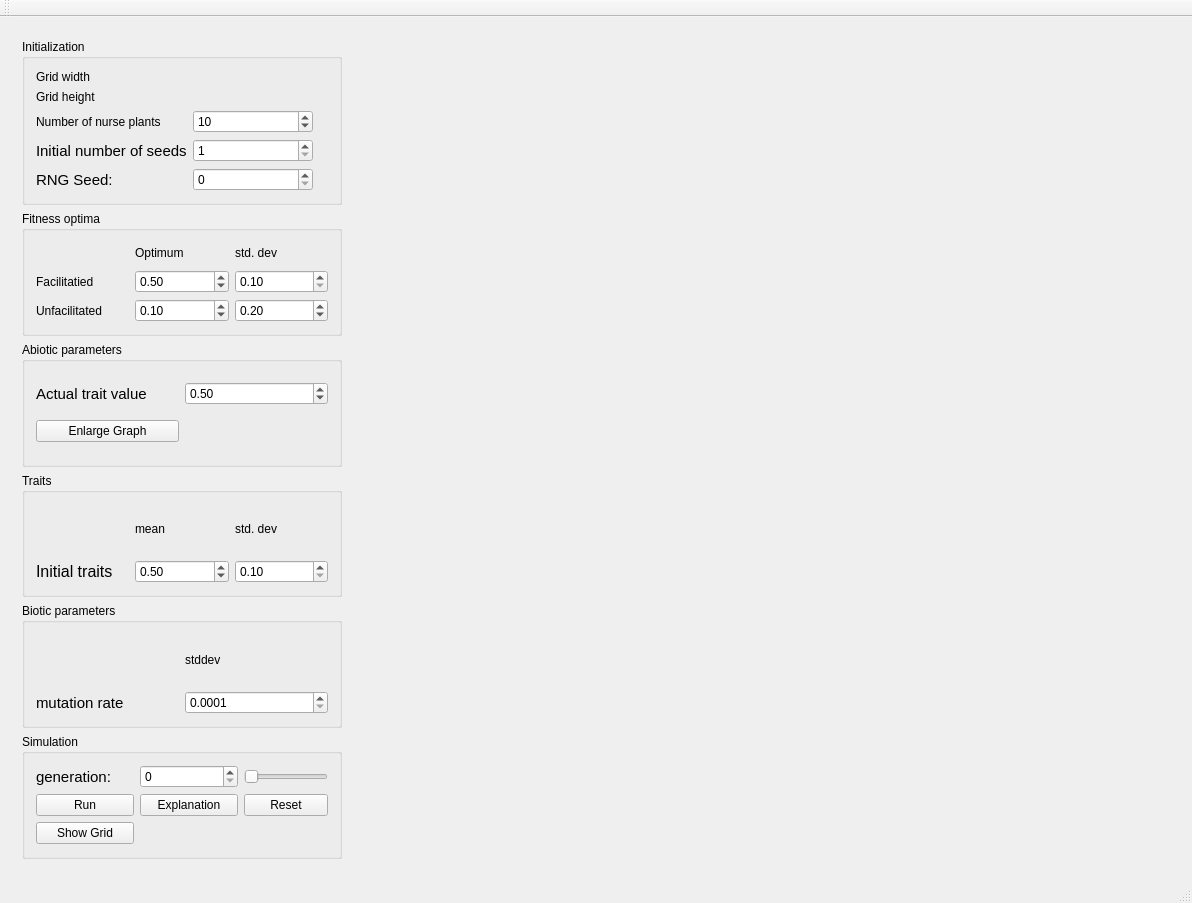
This is mainwindow.ui in JeroenN/SpatialModel as Qt 5 draws it before an edit. The edited form follows.
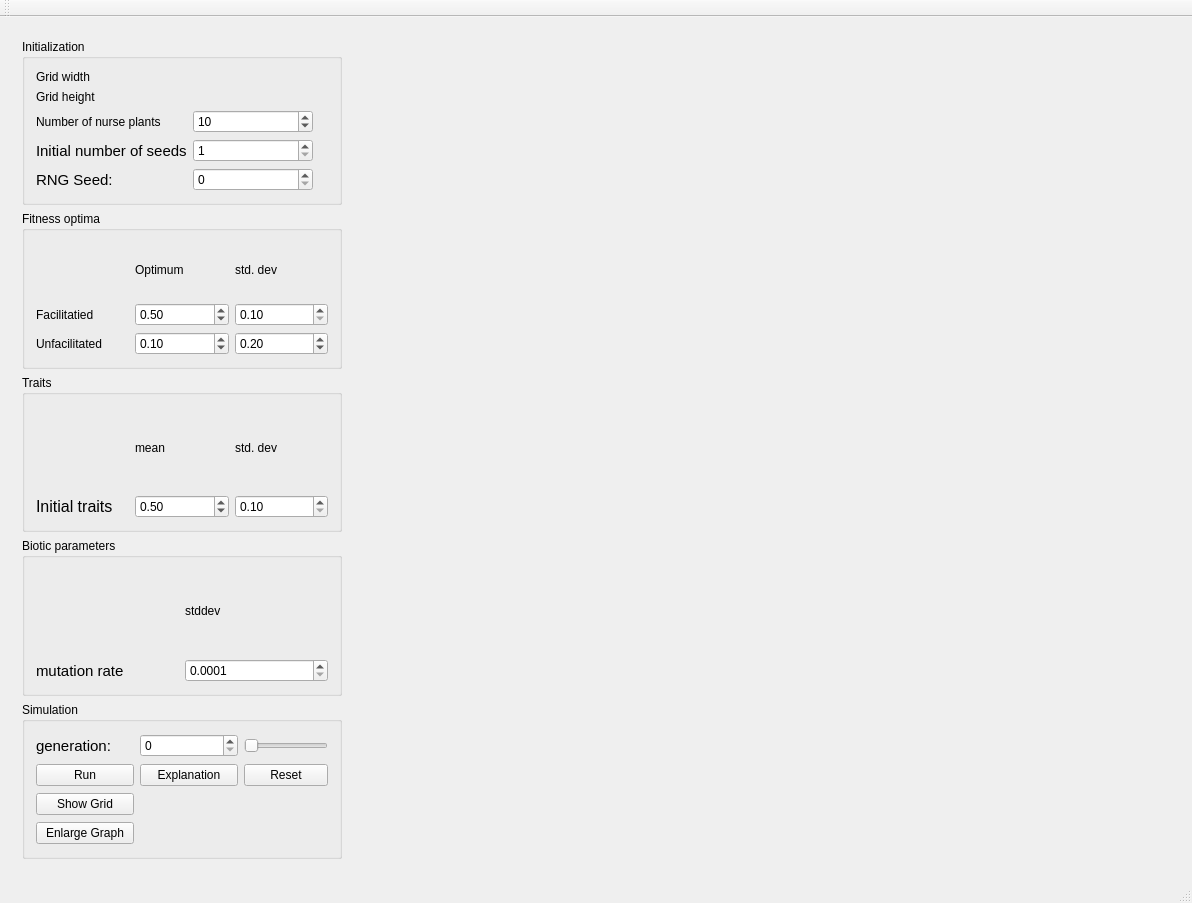
This is the edited form.

Commit message: removed actual tempetature line in graph, now takes all the traits in account when calculating the fitness

```diff
--- a/mainwindow.ui
+++ b/mainwindow.ui
@@ -215,47 +215,6 @@
          </layout>
         </widget>
        </item>
-       <item>
-        <widget class="QGroupBox" name="groupBox_5">
-         <property name="title">
-          <string>Abiotic parameters</string>
-         </property>
-         <layout class="QGridLayout" name="gridLayout_5">
-          <item row="0" column="0">
-           <widget class="QLabel" name="label_8">
-            <property name="font">
-             <font>
-              <pointsize>11</pointsize>
-             </font>
-            </property>
-            <property name="text">
-             <string>Actual trait value</string>
-            </property>
-           </widget>
-          </item>
-          <item row="0" column="1">
-           <widget class="QDoubleSpinBox" name="box_trait_optimum">
-            <property name="maximum">
-             <double>1.000000000000000</double>
-            </property>
-            <property name="singleStep">
-             <double>0.010000000000000</double>
-            </property>
-            <property name="value">
-             <double>0.500000000000000</double>
-            </property>
-           </widget>
-          </item>
-          <item row="1" column="0">
-           <widget class="QPushButton" name="pushButton_7">
-            <property name="text">
-             <string>Enlarge Graph</string>
-            </property>
-           </widget>
-          </item>
-         </layout>
-        </widget>
-       </item>
        <item>
         <widget class="QGroupBox" name="groupBox_6">
          <property name="title">
@@ -436,6 +395,13 @@
             </property>
            </widget>
           </item>
+          <item row="3" column="0">
+           <widget class="QPushButton" name="pushButton_7">
+            <property name="text">
+             <string>Enlarge Graph</string>
+            </property>
+           </widget>
+          </item>
          </layout>
         </widget>
        </item>
```
Left out of the diff: 1 changed line with no effect on the pictures. The commit also changes 2 other files.
